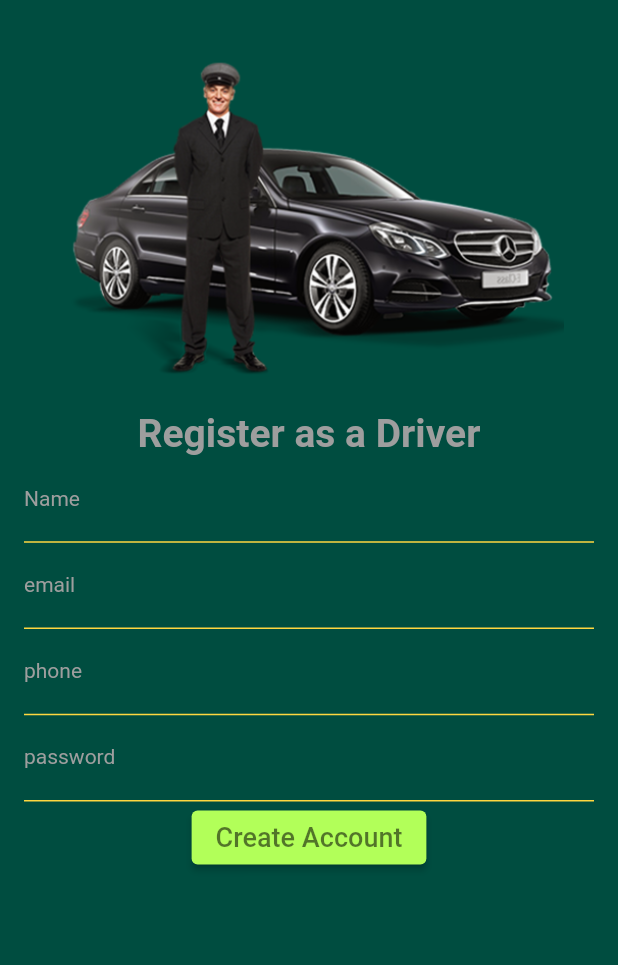
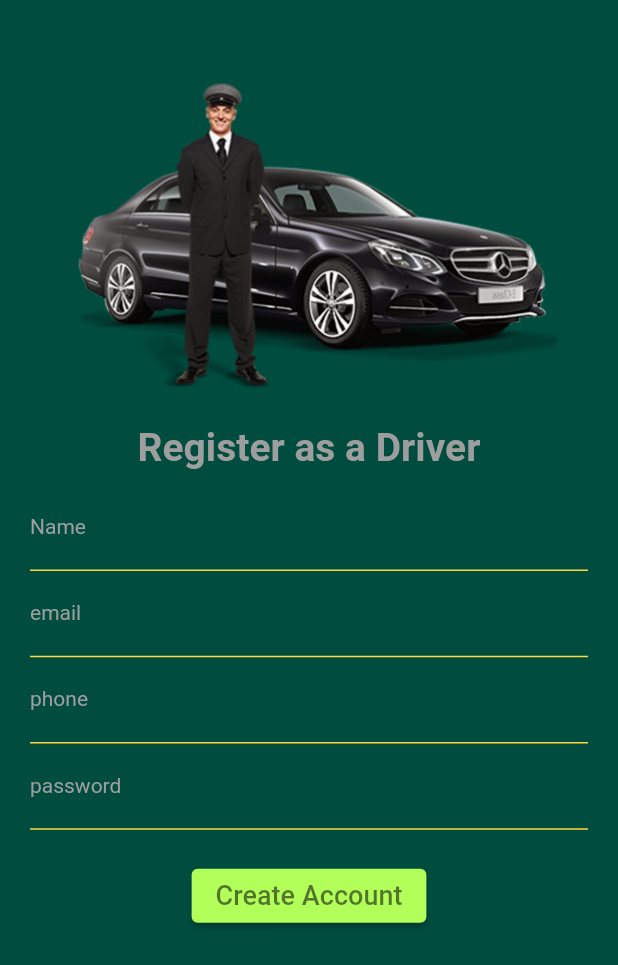
Before and after one commit to Devsaci/driver_app_ma2023, a Flutter app: the screen it shows after launch, on a phone screen of 412 x 824 dp. Shown: the top 965 px of the screen. Run offline on Flutter 3.47's test engine with Material 2 defaults, Android fonts, the phone set to English and light mode, and no system bars.

Commit message:
SizedBox

```diff
--- a/lib/authentication/signup_screen.dart
+++ b/lib/authentication/signup_screen.dart
@@ -19,9 +19,10 @@ class _SignUpScreenState extends State<SignUpScreen> {
       backgroundColor: Colors.teal.shade900,
       body: SingleChildScrollView(
         child: Padding(
-          padding: const EdgeInsets.all(16.0),
+          padding: const EdgeInsets.all(20.0),
           child: Column(
             children: [
+              const SizedBox(height: 10,),
               Padding(
                 padding: const EdgeInsets.all(20),
                 child: Image.asset("images/logo1.png"),
@@ -33,6 +34,7 @@ class _SignUpScreenState extends State<SignUpScreen> {
                     color: Colors.grey,
                     fontWeight: FontWeight.bold),
               ),
+              const SizedBox(height: 10,),
               TextField(
                 controller: nameTextEditingController,
                 style: const TextStyle(color: Colors.grey),
@@ -100,6 +102,7 @@ class _SignUpScreenState extends State<SignUpScreen> {
                   hintStyle: TextStyle(color: Colors.grey, fontSize: 14),
                 ),
               ),
+              const SizedBox(height: 20,),
               ElevatedButton(
                 onPressed: () {},
                 style: ElevatedButton.styleFrom(
```
